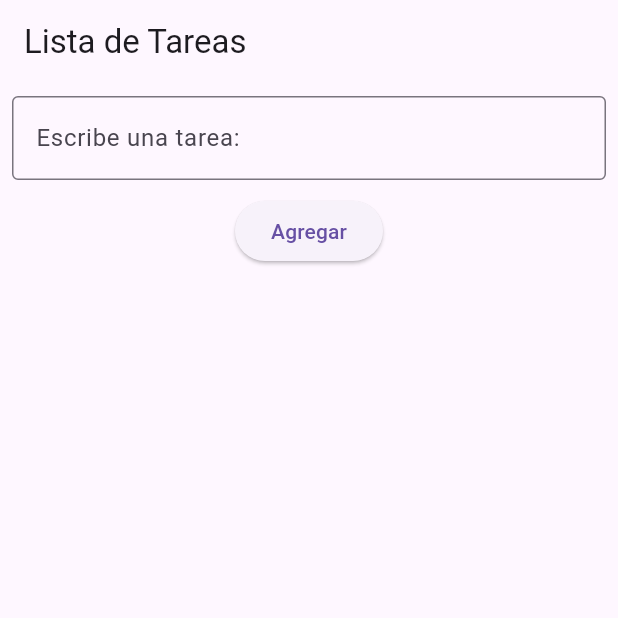
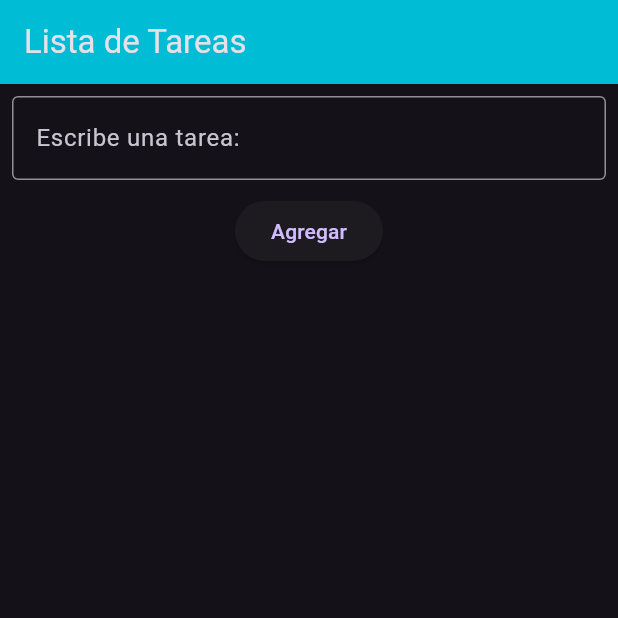
Before and after one commit to ning3n/toDoList_Flutter, a Flutter app: the screen it shows after launch, on a phone screen of 412 x 824 dp, the top half of it. Run offline on Flutter 3.47's test engine with Material 3 defaults, Android fonts, the phone set to English and light mode, and no system bars.

Commit message:
Trying some different styling

```diff
--- a/lib/main.dart
+++ b/lib/main.dart
@@ -12,6 +12,7 @@ class MainApp extends StatelessWidget {
   Widget build(BuildContext context) {
     return MaterialApp(
       title: 'Lista de Tareas (To Do List)',
+      theme: ThemeData.dark(),
       home: ListaTareas(),
     );
   }
--- a/lib/screens/lista_tareas_screen.dart
+++ b/lib/screens/lista_tareas_screen.dart
@@ -31,6 +31,7 @@ class _ListaTareasState extends State<ListaTareas> {
     return Scaffold(
       appBar: AppBar(
         title: Text('Lista de Tareas'),
+        backgroundColor: Colors.cyan,
       ),
       body: Padding(
         padding: const EdgeInsets.all(8.0),
```
